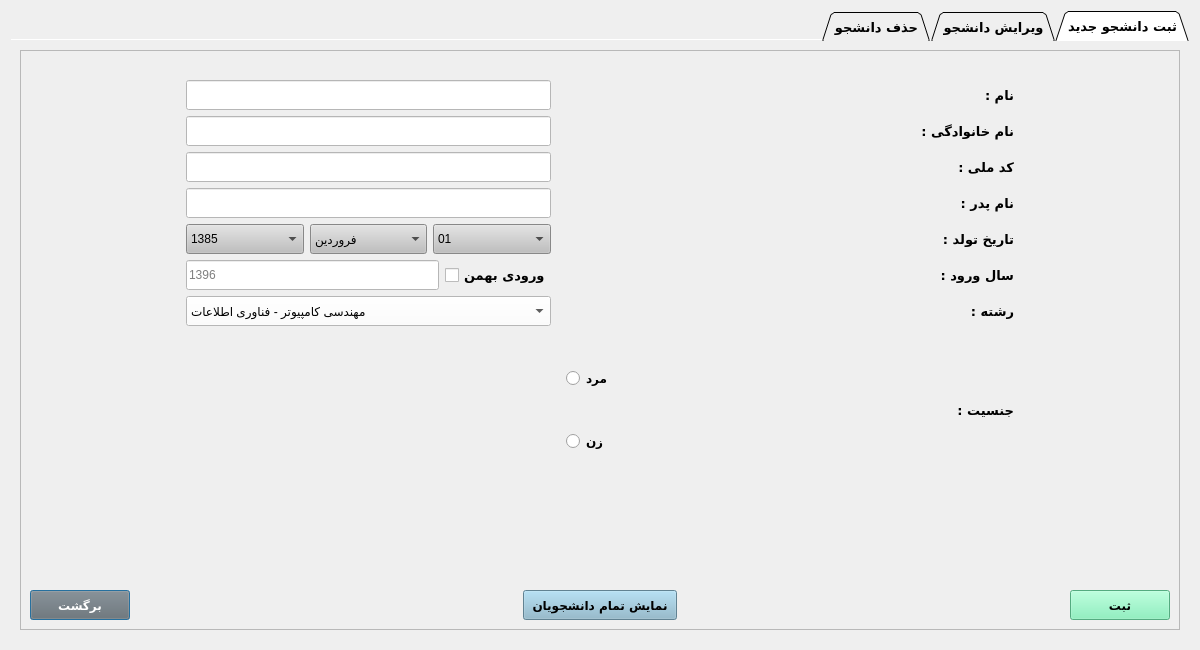
Before: the Qt Designer form studentdialog.ui in AliRn76/Student-Portal, drawn with Qt 5.
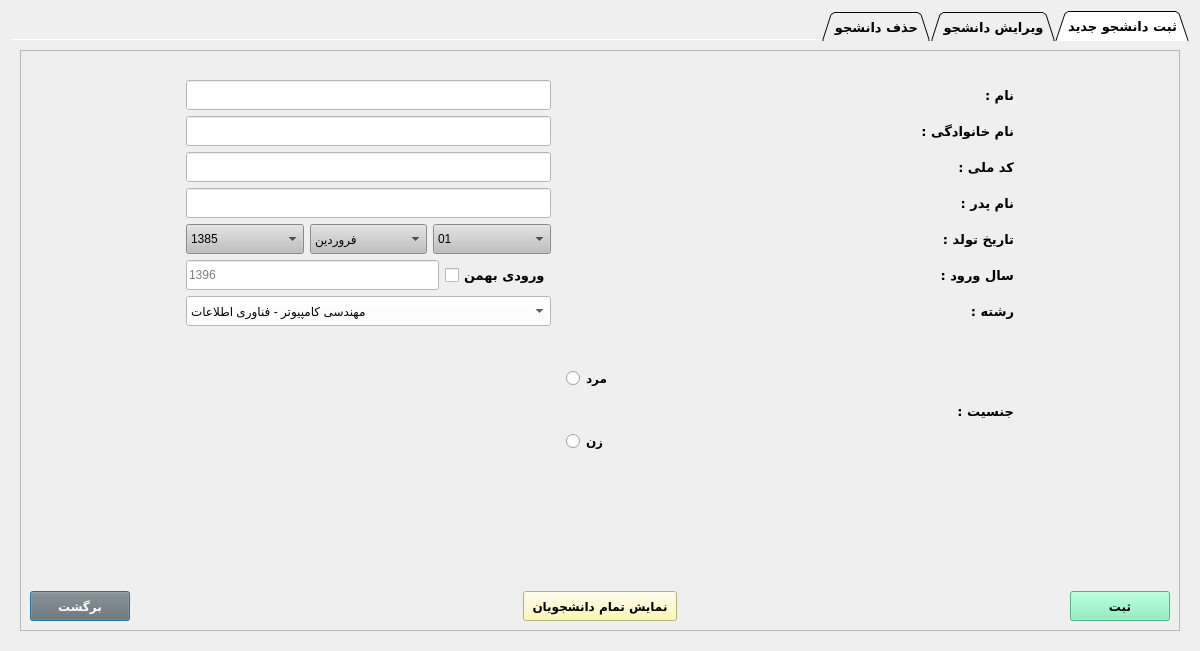
After: the same form once the commit is applied.

```diff
--- a/studentdialog.ui
+++ b/studentdialog.ui
@@ -7,7 +7,7 @@
     <x>0</x>
     <y>0</y>
     <width>1200</width>
-    <height>650</height>
+    <height>651</height>
    </rect>
   </property>
   <property name="windowTitle">
@@ -148,7 +148,7 @@
                <cursorShape>PointingHandCursor</cursorShape>
               </property>
               <property name="styleSheet">
-               <string notr="true">background-color:rgb(136, 182, 204)</string>
+               <string notr="true">background-color: rgb(255, 248, 165)</string>
               </property>
               <property name="text">
                <string>نمایش تمام دانشجویان</string>
```
Left out of the diff: 4 changed lines with no effect on the pictures.
